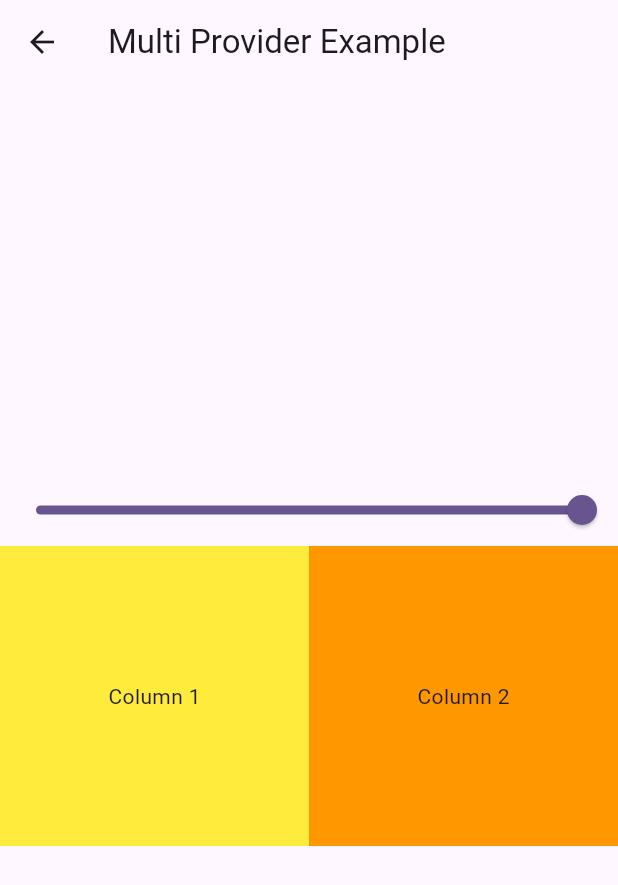
After one commit to saadmomand6/Provider-Examples, a Flutter app: the MultiProviderExample screen opened directly, on a phone screen of 412 x 824 dp. The commit adds this screen. Shown: the top 885 px of the screen. Run offline on Flutter 3.47's test engine with Material 2 defaults, Android fonts, the phone set to English and light mode, and no system bars.

Commit message:
multi provider example

```diff
--- a/lib/main.dart
+++ b/lib/main.dart
@@ -1,6 +1,7 @@
 import 'package:flutter/material.dart';
 import 'package:provider/provider.dart';
 import 'package:provider_with_mvvm_and_rest_apis/provider/count_provider.dart';
+import 'package:provider_with_mvvm_and_rest_apis/provider/multiprovider_example.dart';
 import 'package:provider_with_mvvm_and_rest_apis/screens/count_example.dart';
 
 void main() {
@@ -12,8 +13,13 @@ class MyApp extends StatelessWidget {
 
   @override
   Widget build(BuildContext context) {
-    return ChangeNotifierProvider(
-      create: (_) => CountProvider(),
+    return MultiProvider(
+      providers: [
+        ChangeNotifierProvider(
+          create: (_) => CountProvider(),
+        ),
+        ChangeNotifierProvider(create: (_) => MultipleProviderExample())
+      ],
       child: MaterialApp(
         title: 'Provider With MVVM and Rest APIs',
         theme: ThemeData(
--- /dev/null
+++ b/lib/provider/multiprovider_example.dart
@@ -0,0 +1,11 @@
+import 'package:flutter/material.dart';
+
+class MultipleProviderExample with ChangeNotifier {
+  double _val = 1.0;
+  double get val => _val;
+
+  void setvalue(double sliderval) {
+    _val = sliderval;
+    notifyListeners();
+  }
+}
--- /dev/null
+++ b/lib/screens/multi_provider_example.dart
@@ -0,0 +1,63 @@
+import 'package:flutter/material.dart';
+import 'package:provider/provider.dart';
+
+import '../provider/multiprovider_example.dart';
+
+class MultiProviderExample extends StatefulWidget {
+  const MultiProviderExample({super.key});
+
+  @override
+  State<MultiProviderExample> createState() => _MultiProviderExampleState();
+}
+
+class _MultiProviderExampleState extends State<MultiProviderExample> {
+  @override
+  Widget build(BuildContext context) {
+    final mpe = Provider.of<MultipleProviderExample>(context, listen: false);
+    return Scaffold(
+      appBar: AppBar(
+        title: const Text('Multi Provider Example'),
+      ),
+      body: Column(
+        mainAxisAlignment: MainAxisAlignment.center,
+        children: [
+          Consumer<MultipleProviderExample>(
+            builder: (context, value, child) {
+              return Slider(
+                  min: 0,
+                  max: 1,
+                  value: value.val,
+                  onChanged: (newvalue) {
+                    value.setvalue(newvalue);
+                  });
+            },
+          ),
+          Consumer<MultipleProviderExample>(
+            builder: (context, value, child) {
+              return Row(
+                children: [
+                  Expanded(
+                    child: Container(
+                      height: 200,
+                      decoration: BoxDecoration(
+                          color: Colors.yellow.withOpacity(value.val)),
+                      child: const Center(child: Text('Column 1')),
+                    ),
+                  ),
+                  Expanded(
+                    child: Container(
+                      height: 200,
+                      decoration: BoxDecoration(
+                          color: Colors.orange.withOpacity(value.val)),
+                      child: const Center(child: Text('Column 2')),
+                    ),
+                  ),
+                ],
+              );
+            },
+          ),
+        ],
+      ),
+    );
+  }
+}
```
